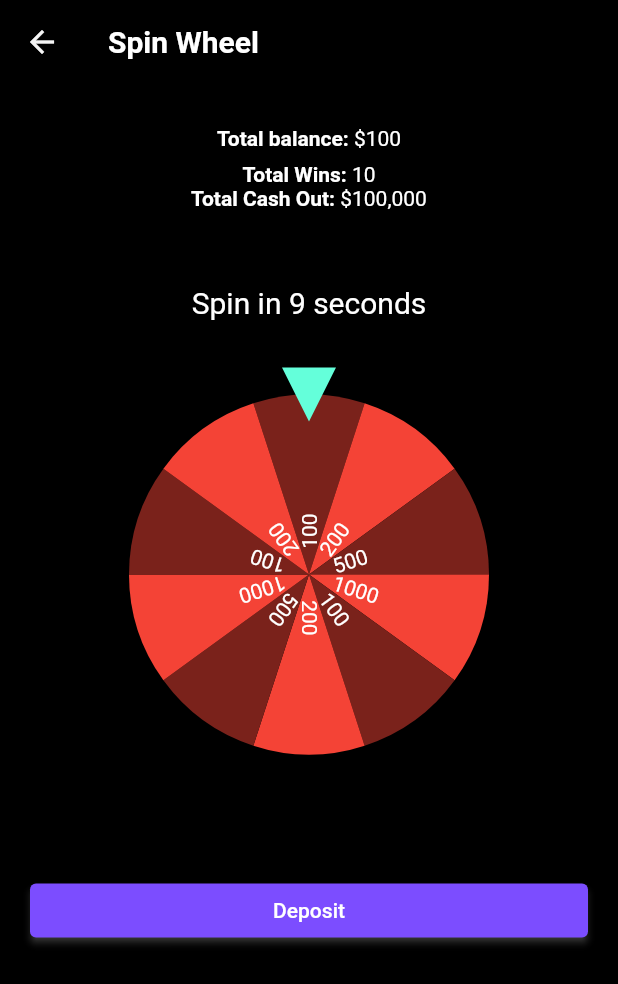
After one commit to samstickkz/projectMain, a Flutter app: the SpinWheel screen opened directly, on a phone screen of 412 x 824 dp. The commit adds this screen. Shown: the top 984 px of the screen. Run offline on Flutter 3.47's test engine with Material 2 defaults, Android fonts, the phone set to English and light mode, and no system bars; drawn by our look-alikes of flutter_fortune_wheel, oktoast; our stand-ins replace animated_splash_screen, animated_text_kit, cached_network_image, cloud_firestore, confetti, dio and 19 more; missing offline and left inert: cupertino_modal_sheet, flutter_paystack, flutter_shimmer, local_auth_ios; accounts and stored records are empty; network calls fail; project files that could hold a hidden picture were left out.

Commit message:
F/drawer_start

```diff
--- a/project/lib/constants/palette.dart
+++ b/project/lib/constants/palette.dart
@@ -2,8 +2,6 @@ import 'package:flutter/material.dart';
 
 import '../core/services/user.service.dart';
 import '../locator.dart';
-
-UserService _initializer = locator<UserService>();
 
 Color primaryColor =const Color(0xFFFF9933);
 Color primaryDarkColor = const Color.fromRGBO(4, 6, 52, 1);
--- a/project/lib/constants/reuseables.dart
+++ b/project/lib/constants/reuseables.dart
@@ -90,7 +90,9 @@ class AppImages {
   static const String pen = "assets/svg/edit_pen.svg";
   static const String twoFa = "assets/svg/2fa.svg";
   static const String delete = "assets/svg/bin.svg";
+  static const String stars = "assets/svg/star.svg";
   static const String theme = "assets/svg/change_theme_icon.svg";
+  static const String dollarBag = "assets/svg/dollar_money_bag.svg";
   static const String language = "assets/svg/language.svg";
   static const String logoutIcon = "assets/svg/logout_icon.svg";
   static const String passwordIcon = "assets/svg/passwordIcon.svg";
@@ -101,6 +103,7 @@ class AppImages {
   static const String supportIcon = "assets/svg/support_icon.svg";
   static const String verificationIcon = "assets/svg/verification_icon.svg";
   static const String cards = "assets/image/card.png";
+  static const String dollarBags = "assets/image/dollar.png";
   static const String wallet = "assets/image/wallet.png";
   static const String growth = "assets/image/grow.png";
 }
--- a/project/lib/locator.dart
+++ b/project/lib/locator.dart
@@ -15,6 +15,7 @@ import 'ui/auth/pin_code/finish_pin.vm.dart';
 import 'ui/auth/register/register.vm.dart';
 import 'ui/base.vm.dart';
 import 'ui/home/bottom_navigation.vm.dart';
+import 'ui/home/navigations/draw/draw_entry_point.vm.dart';
 import 'ui/home/navigations/home/buy_token/buy.token.vm.dart';
 import 'ui/home/navigations/home/drawer/drawer.vm.dart';
 import 'ui/home/navigations/home/home.vm.dart';
@@ -41,6 +42,7 @@ void registerViewModels() {
   locator.registerFactory<CreatePinViewModel>(() => CreatePinViewModel());
   locator.registerFactory<FinishPinViewModel>(() => FinishPinViewModel());
   locator.registerFactory<CheckPinViewModel>(() => CheckPinViewModel());
+  locator.registerFactory<DrawEntryPointViewModel>(() => DrawEntryPointViewModel());
 
 
 }
--- a/project/lib/routes/router.dart
+++ b/project/lib/routes/router.dart
@@ -11,6 +11,7 @@ import '../ui/auth/login/login.ui.dart';
 import '../ui/auth/pin_code/create.pin.ui.dart';
 import '../ui/auth/register/register.ui.dart';
 import '../ui/home/bottom_navigation.ui.dart';
+import '../ui/home/navigations/draw/draw_entry_point.dart';
 import '../ui/splash/spalsh_screen.dart';
 
 class Routers {
@@ -36,6 +37,8 @@ class Routers {
         return MaterialPageRoute(builder: (_) => const BottomNavigationScreen());
       case loginWithPinRoute:
         return MaterialPageRoute(builder: (_) => const CheckPinScreen());
+      case drawEntryPointRoute:
+        return MaterialPageRoute(builder: (_) => const DrawEntryPointScreen());
       case createPinRouteOne:
         return MaterialPageRoute(builder: (_) => CreatePinScreen(
           user: cache.user,
--- a/project/lib/routes/routes.dart
+++ b/project/lib/routes/routes.dart
@@ -7,3 +7,4 @@ const String resetPasswordRoute = '/reset_your_password_route';
 const String bottomNavigationRoute = '/bottom_nav_route';
 const String createPinRouteOne = '/create_pin_route_one_route';
 const String loginWithPinRoute = '/login_with_pin_route_one_route';
+const String drawEntryPointRoute = '/draw_entry_with_route';
--- /dev/null
+++ b/project/lib/ui/home/navigations/home/drawer/raffle/raflle.ui.dart
@@ -0,0 +1,222 @@
+import 'dart:async';
+import 'package:confetti/confetti.dart';
+import 'package:flutter/material.dart';
+import 'package:flutter_fortune_wheel/flutter_fortune_wheel.dart';
+import 'package:rxdart/rxdart.dart';
+
+
+class SpinWheel extends StatefulWidget {
+  const SpinWheel({Key? key}) : super(key: key);
+
+  @override
+  State<SpinWheel> createState() => _SpinWheelState();
+}
+
+class _SpinWheelState extends State<SpinWheel> {
+  final _confettiController = ConfettiController();
+
+
+
+  final selected = BehaviorSubject<int>();
+  int rewards = 0;
+  int remainingTime = 10; // initial remaining time in seconds
+  late Timer _timer;
+
+  List<int> items = [
+    100,
+    200,
+    500,
+    1000,
+    100,
+    200,
+    500,
+    1000,
+    100,
+    200,
+  ];
+
+  @override
+  void initState() {
+    super.initState();
+    _startTimer();
+  }
+
+  @override
+  void dispose() {
+    selected.close();
+    _timer.cancel();
+    super.dispose();
+  }
+
+  void _startTimer() {
+    _timer = Timer.periodic(const Duration(seconds: 1), (timer) {
+      setState(() {
+        remainingTime -= 1;
+      });
+      if (remainingTime == 0) {
+        timer.cancel();
+        selected.add(Fortune.randomInt(0, items.length));
+        Future.delayed(const Duration(seconds: 5), () {
+          remainingTime = 20; // reset remaining time
+          _startTimer(); // start the timer again
+        });
+      }
+    });
+  }
+
+  @override
+  Widget build(BuildContext context) {
+    return Scaffold(
+      appBar: AppBar(
+        title: const Text("Spin Wheel"),
+      ),
+      body: Padding(
+        padding: const EdgeInsets.symmetric(horizontal: 20.0, vertical: 20),
+        child: Column(
+          crossAxisAlignment: CrossAxisAlignment.center,
+          children: [
+            Column(
+              children: [
+                Padding(
+                  padding:const EdgeInsets.all(8.0),
+                  child: Row(
+                    mainAxisAlignment: MainAxisAlignment.center,
+                    children:[
+                      Row(
+                        children: const [
+                          Text(
+                            'Total balance: ',
+                            style: TextStyle(
+                              fontWeight: FontWeight.bold,
+                            ),
+                          ),
+                          Text('\$100')
+                        ],
+                      ),
+                    ],
+                  ),
+                ),
+                Row(
+                  mainAxisAlignment: MainAxisAlignment.center,
+                  children: const [
+                    Text(
+                      'Total Wins: ',
+                      style: TextStyle(
+                        fontWeight: FontWeight.bold,
+                      ),
+                    ),
+                    Text('10')
+                  ],
+                ),
+                Row(
+                  mainAxisAlignment: MainAxisAlignment.center,
+                  children:const [
+                    Text(
+                      'Total Cash Out: ',
+                      style: TextStyle(
+                        fontWeight: FontWeight.bold,
+                      ),
+                    ),
+                    Text('\$100,000')
+                  ],
+                ),
+              ],
+            ),
+            const SizedBox(height: 50),
+            ConfettiWidget(
+              confettiController: _confettiController,
+              blastDirectionality: BlastDirectionality.explosive,
+              shouldLoop: false,
+              colors: const [
+                Colors.green,
+                Colors.blue,
+                Colors.pink,
+                Colors.orange,
+                Colors.purple,
+              ],
+            ),
+            Text(
+              "Spin in $remainingTime seconds",
+              style: const TextStyle(fontSize: 20),
+            ),
+            const SizedBox(
+              height: 20,
+            ),
+            SizedBox(
+              height: 300,
+              child: FortuneWheel(
+
+                selected: selected.stream,
+                animateFirst: false,
+                items: [
+                  for (int i = 0; i < items.length; i++) ...<FortuneItem>{
+                    FortuneItem(child: Text(items[i].toString())),
+                  },
+                ],
+                onAnimationEnd: () {
+                  setState(() {
+                    rewards = items[selected.value];
+                  });
+                  _confettiController.play();
+                  print(rewards);
+
+                  ScaffoldMessenger.of(context).showMaterialBanner(
+                    MaterialBanner(
+                      content: Text(
+                        "Hi sam, You just won \$$rewards!",
+                        style: const TextStyle(
+                          color: Colors.white,
+                        ),
+                      ),
+                      leading: const Icon(Icons.thumb_up, color: Colors.white),
+                      backgroundColor: Colors.green,
+                      actions: [
+                        TextButton(
+                          child: const Text(
+                            'Close',
+                            style: TextStyle(
+                              color: Colors.white,
+                            ),
+                          ),
+                          onPressed: () {
+                            ScaffoldMessenger.of(context)
+                                .hideCurrentMaterialBanner();
+                          },
+                        ),
+                      ],
+                    ),
+                    // SnackBar(
+                    //   content: Text("You just won $rewards Points!"),
+                    // ),
+                  );
+                  Future.delayed(const Duration(seconds: 5), () {
+                    _confettiController.stop();
+                  });
+                },
+              ),
+            ),
+            const SizedBox(
+              height: 50,
+            ),
+            Row(
+              children: [
+                Expanded(
+                  child: ElevatedButton(
+                    style: ElevatedButton.styleFrom(
+                      backgroundColor: Colors.deepPurpleAccent,
+                    ),
+                    onPressed: () {
+                      //navigate to deposit page
+                      // Get.to(() => const PaymentPage());
+                    },
+                    child: const Text("Deposit"),
+                  ),
+                ),
+              ],
+            )
+          ],
+        ),
+      ),
+    );
+  }
+}
--- a/project/lib/ui/home/navigations/home/home.ui.dart
+++ b/project/lib/ui/home/navigations/home/home.ui.dart
@@ -288,7 +288,7 @@ class HomeButtons extends StatelessWidget {
       child: Container(
         decoration: BoxDecoration(
           borderRadius: BorderRadius.circular(16),
-          color: Colors.white.withOpacity(0.3),
+          color: textFieldFillColor,
         ),
         width: 98.33,
         height: 101,
--- a/project/lib/ui/home/navigations/profile/profile.home.vm.dart
+++ b/project/lib/ui/home/navigations/profile/profile.home.vm.dart
@@ -11,10 +11,6 @@ import '../../../widgets/action_dialog.dart';
 
 class ProfileHomeViewModel extends BaseViewModel{
 
-  ProfileHomeViewModel(){
-    init();
-  }
-
   init(){
     account = [
       ProfileButtonModel(title: "Logout", svgImage: AppImages.logoutIcon, onTap:popLogout(context)),
@@ -24,6 +20,7 @@ class ProfileHomeViewModel extends BaseViewModel{
 
   addContext(BuildContext contexts)async {
     context = contexts;
+    await init();
     notifyListeners();
   }
 
```
Also changed, not shown: project/lib/core/services/web-services/auth.api.dart (+78 -47 lines), project/lib/main.dart (+3 -11 lines), project/lib/ui/home/bottom_navigation.ui.dart (+52 -6 lines), project/lib/ui/home/bottom_navigation.vm.dart (+8 -0 lines), project/lib/ui/home/navigations/draw/draw_entry_point.dart (added, +108 -0 lines), project/lib/ui/home/navigations/draw/draw_entry_point.vm.dart (added, +16 -0 lines), project/lib/ui/home/navigations/home/drawer/drawer.ui.dart (+9 -1 lines), project/assets/image/dollar.png (added), project/assets/image/dollarBag.png (added), project/assets/svg/dollar_money_bag.svg (added), project/assets/svg/star.svg (added), project/assets/svg/stars.svg (added), project/pubspec.lock, 6 other files.
